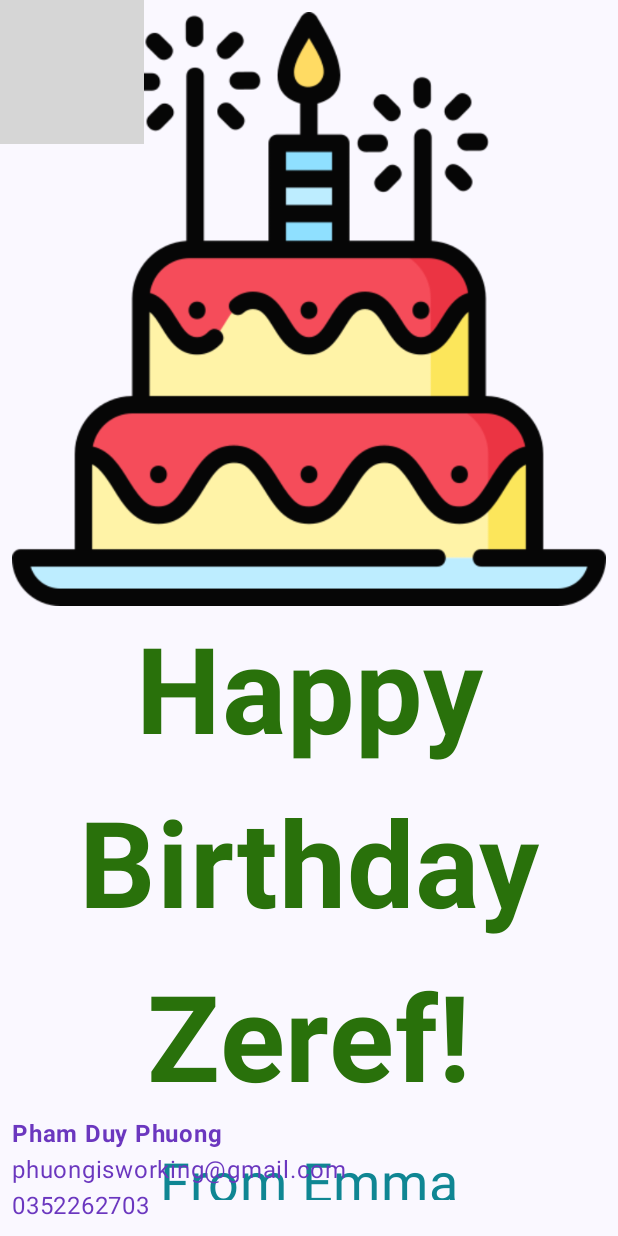
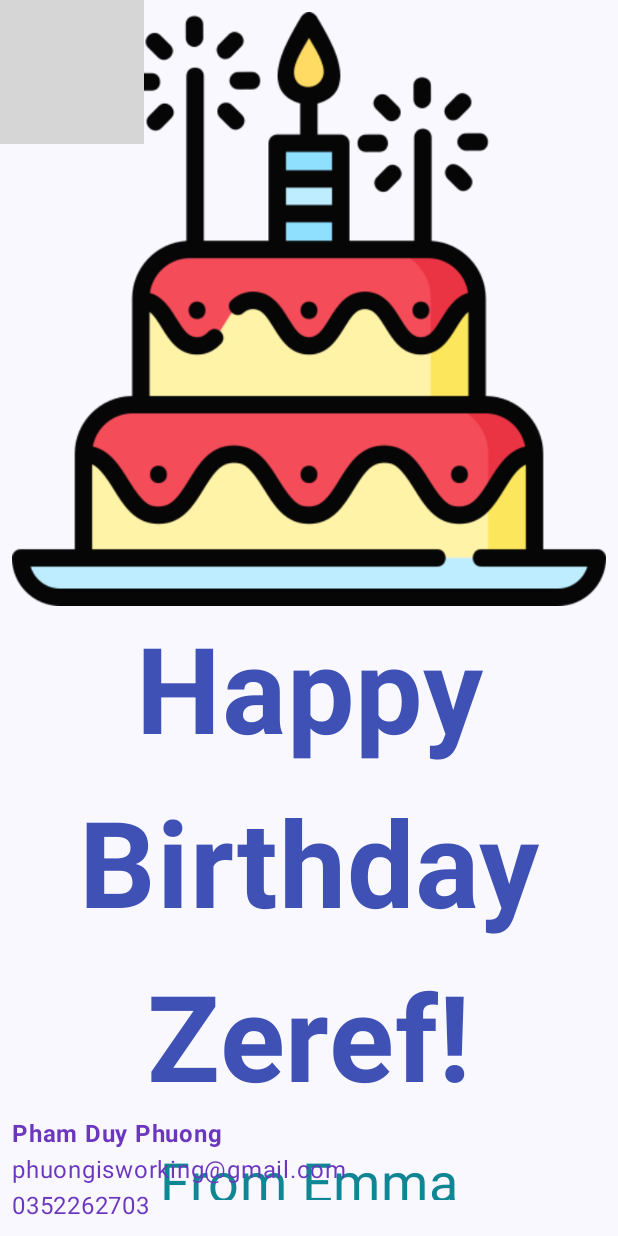
Before and after one commit to KayabaZeref/learnAndroidStudio, an Android app built with Jetpack Compose: the screen it shows after launch (MainActivity), on a phone screen of 412 x 824 dp. Run offline under Robolectric (Android 15) with nearby library versions, the phone set to English and light mode, and no system bars; grey boxes are pictures that could not be loaded.

```diff
--- a/app/src/main/java/com/example/happybirthday/MainActivity.kt
+++ b/app/src/main/java/com/example/happybirthday/MainActivity.kt
@@ -72,7 +72,7 @@ fun GreetingText(
             lineHeight = 116.sp,
             textAlign = TextAlign.Center,
             fontWeight = FontWeight.Bold,
-            color = Color(0xFF29710B),
+            color = Color(0xFF3F51B5),
         )
         Text(
             text = form,
```
